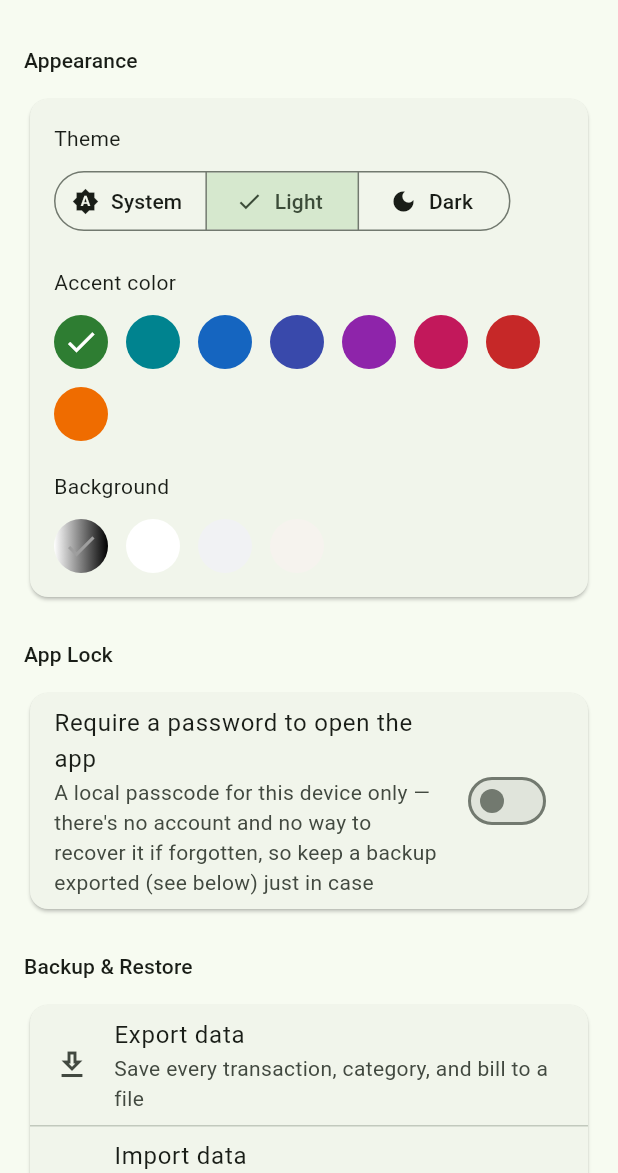
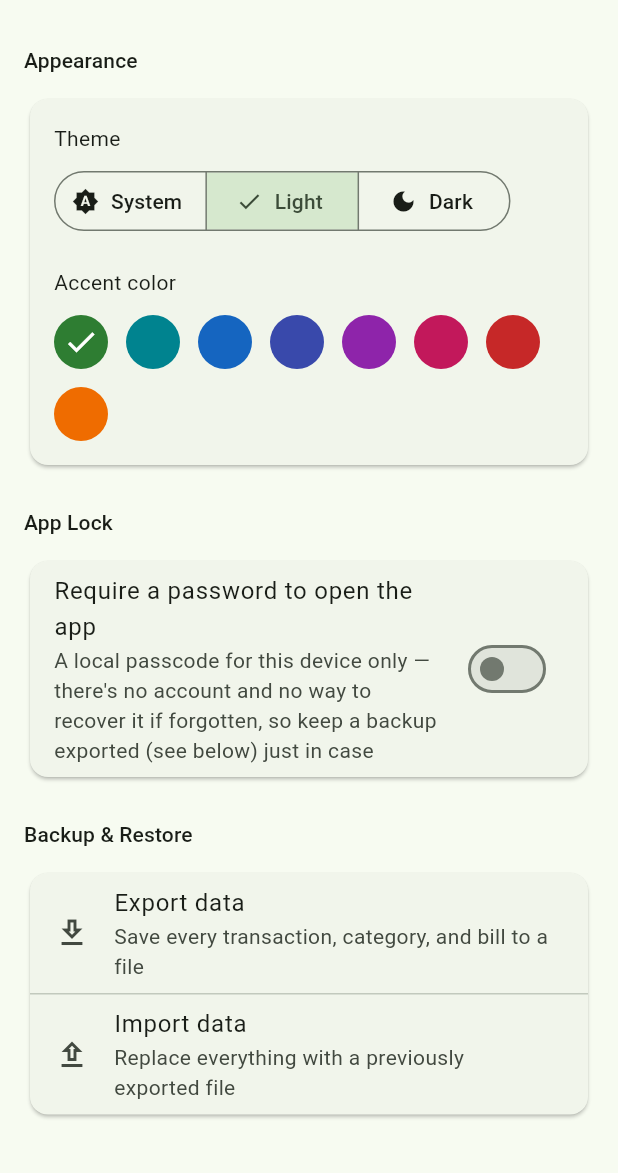
Before and after one commit to jaredkees04-png/Budgeting-app, a Flutter app: the SettingsScreen screen opened directly, after a tap on "Light", on a phone screen of 412 x 824 dp, the part 63-1236 px from its top. Run offline on Flutter 3.47's test engine with Material 3 defaults, Android fonts, the phone set to English and light mode, and no system bars; our stand-ins replace csv, drift, fl_chart, flutter_riverpod, table_calendar, web; missing offline and left inert: dart:js_interop; accounts and stored records are empty; generated files the repository leaves out were written again.

Commit message:
Revert customizable background colors, keep the PWA splash fix
The accent color picker already covers "customizable colors" for this
app; a separate background picker was extra scope beyond what was
actually wanted. Reverts the Background section, its schema column,
and theme_builder.dart, but keeps manifest.json's dark background_color/
theme_color from the same change, since that's what actually fixed the
white flash at launch.

Co-Authored-By: Claude Sonnet 5 <noreply@anthropic.com>
Claude-Session: https://claude.ai/code/session_011pFURCkY6Y7S3ZVno5ruSu

```diff
--- a/lib/app/app.dart
+++ b/lib/app/app.dart
@@ -1,7 +1,6 @@
 import 'package:flutter/material.dart';
 import 'package:flutter_riverpod/flutter_riverpod.dart';
 
-import '../core/utils/theme_builder.dart';
 import '../features/lock/app_lock_screen.dart';
 import 'home_shell.dart';
 import 'providers.dart';
@@ -13,20 +12,18 @@ class BudgetingApp extends ConsumerWidget {
   Widget build(BuildContext context, WidgetRef ref) {
     final accentColor = ref.watch(accentColorProvider);
     final themeMode = ref.watch(themeModeProvider);
-    final background = ref.watch(backgroundOptionProvider);
 
     return MaterialApp(
       title: 'Budget Tracker',
       themeMode: themeMode,
-      theme: buildAppTheme(
-        accentColor: accentColor,
-        brightness: Brightness.light,
-        background: background,
+      theme: ThemeData(
+        colorSchemeSeed: accentColor,
+        useMaterial3: true,
       ),
-      darkTheme: buildAppTheme(
-        accentColor: accentColor,
+      darkTheme: ThemeData(
+        colorSchemeSeed: accentColor,
         brightness: Brightness.dark,
-        background: background,
+        useMaterial3: true,
       ),
       home: const _AppGate(),
     );
--- a/lib/app/providers.dart
+++ b/lib/app/providers.dart
@@ -1,7 +1,6 @@
 import 'package:flutter/material.dart' show Color, ThemeMode;
 import 'package:flutter_riverpod/flutter_riverpod.dart';
 
-import '../core/constants/background_colors.dart';
 import '../core/constants/theme_colors.dart';
 import '../core/utils/date_period.dart';
 import '../data/database/app_database.dart';
@@ -91,14 +90,6 @@ final accentColorProvider = Provider<Color>((ref) {
   return value == null ? kThemeColorOptions.first.color : Color(value);
 });
 
-final backgroundOptionProvider = Provider<BackgroundOption>((ref) {
-  final index = ref.watch(appSettingsProvider).value?.backgroundOptionIndex;
-  if (index == null || index < 0 || index >= kBackgroundOptions.length) {
-    return kBackgroundOptions.first;
-  }
-  return kBackgroundOptions[index];
-});
-
 final isLockEnabledProvider = Provider<bool>((ref) {
   return ref.watch(appSettingsProvider).value?.isLockEnabled ?? false;
 });
--- a/lib/core/constants/background_colors.dart
+++ /dev/null
@@ -1,33 +0,0 @@
-import 'package:flutter/material.dart';
-
-/// A background choice pairs a light-mode and dark-mode shade together,
-/// unlike accent color (a single seed Material derives both from) —
-/// there's no sensible way to derive "the dark version of white."
-///
-/// [light] and [dark] are both null for "Default": Material's own
-/// accent-tinted surface colors, left completely alone. Every other
-/// option overrides them.
-class BackgroundOption {
-  final String name;
-  final Color? light;
-  final Color? dark;
-
-  const BackgroundOption({required this.name, this.light, this.dark});
-
-  bool get isDefault => light == null && dark == null;
-}
-
-const List<BackgroundOption> kBackgroundOptions = [
-  BackgroundOption(name: 'Default'),
-  BackgroundOption(name: 'Pure', light: Color(0xFFFFFFFF), dark: Color(0xFF000000)),
-  BackgroundOption(
-    name: 'Cool Gray',
-    light: Color(0xFFF1F2F4),
-    dark: Color(0xFF17181A),
-  ),
-  BackgroundOption(
-    name: 'Warm Gray',
-    light: Color(0xFFF6F3EE),
-    dark: Color(0xFF1E1B17),
-  ),
-];
--- a/lib/core/utils/theme_builder.dart
+++ /dev/null
@@ -1,66 +0,0 @@
-import 'package:flutter/material.dart';
-
-import '../constants/background_colors.dart';
-
-/// Builds the app's [ThemeData] for one brightness: [accentColor] always
-/// drives primary/secondary/tertiary via Material's seed algorithm, and
-/// [background] optionally overrides just the surface tones — the two
-/// are independent, since there's no way to derive "a custom background"
-/// from an accent seed the way light/dark variants of an accent are
-/// derived.
-ThemeData buildAppTheme({
-  required Color accentColor,
-  required Brightness brightness,
-  required BackgroundOption background,
-}) {
-  var colorScheme = ColorScheme.fromSeed(
-    seedColor: accentColor,
-    brightness: brightness,
-  );
-
-  final customSurface = brightness == Brightness.dark
-      ? background.dark
-      : background.light;
-  if (customSurface != null) {
-    colorScheme = _withCustomSurface(colorScheme, customSurface, brightness);
-  }
-
-  return ThemeData(
-    colorScheme: colorScheme,
-    useMaterial3: true,
-    scaffoldBackgroundColor: colorScheme.surface,
-  );
-}
-
-/// Derives a small set of consistent surface tones from a single chosen
-/// color, rather than hand-picking six shades per preset: in dark mode
-/// each higher "elevation" level gets a little lighter (Material's own
-/// convention — elevated surfaces catch more light); in light mode they
-/// get a little darker, since [surface] here can be a flat white/black
-/// with no built-in tonal palette to draw the rest from.
-ColorScheme _withCustomSurface(
-  ColorScheme base,
-  Color surface,
-  Brightness brightness,
-) {
-  final isDark = brightness == Brightness.dark;
-  final hsl = HSLColor.fromColor(surface);
-
-  Color shade(double delta) {
-    final lightness = (hsl.lightness + delta).clamp(0.0, 1.0);
-    return hsl.withLightness(lightness).toColor();
-  }
-
-  final step = isDark ? 0.035 : -0.025;
-
-  return base.copyWith(
-    surface: surface,
-    surfaceContainerLowest: shade(isDark ? -0.02 : 0.015),
-    surfaceContainerLow: shade(step),
-    surfaceContainer: shade(step * 2),
-    surfaceContainerHigh: shade(step * 3),
-    surfaceContainerHighest: shade(step * 4),
-    onSurface: isDark ? Colors.white : Colors.black87,
-    onSurfaceVariant: isDark ? Colors.white70 : Colors.black54,
-  );
-}
--- a/lib/data/database/tables/app_settings_table.dart
+++ b/lib/data/database/tables/app_settings_table.dart
@@ -28,12 +28,6 @@ class AppSettingsTable extends Table {
   TextColumn get lockPinHash => text().nullable()();
   TextColumn get lockPinSalt => text().nullable()();
 
-  /// Index into `kBackgroundOptions`. 0 is "Default" — Material's own
-  /// accent-tinted surface colors, unchanged from before this setting
-  /// existed — so a fresh install and anyone who never opens Settings
-  /// looks exactly as before.
-  IntColumn get backgroundOptionIndex => integer().withDefault(const Constant(0))();
-
   @override
   Set<Column> get primaryKey => {id};
 }
--- a/lib/features/settings/settings_screen.dart
+++ b/lib/features/settings/settings_screen.dart
@@ -3,7 +3,6 @@ import 'package:flutter_riverpod/flutter_riverpod.dart';
 import 'package:intl/intl.dart';
 
 import '../../app/providers.dart';
-import '../../core/constants/background_colors.dart';
 import '../../core/constants/theme_colors.dart';
 import '../../core/utils/backup_io/backup_io.dart';
 import '../lock/password_dialogs.dart';
@@ -126,10 +125,8 @@ class SettingsScreen extends ConsumerWidget {
   Widget build(BuildContext context, WidgetRef ref) {
     final themeMode = ref.watch(themeModeProvider);
     final accentColor = ref.watch(accentColorProvider);
-    final backgroundOption = ref.watch(backgroundOptionProvider);
     final isLockEnabled = ref.watch(isLockEnabledProvider);
     final settingsRepo = ref.read(settingsRepositoryProvider);
-    final isDark = Theme.of(context).brightness == Brightness.dark;
 
     return Scaffold(
       appBar: AppBar(title: const Text('Settings')),
@@ -190,59 +187,6 @@ class SettingsScreen extends ConsumerWidget {
                                 ? const Icon(Icons.check, color: Colors.white)
                                 : null,
                           ),
-                        ),
-                      );
-                    }).toList(),
-                  ),
-                  const SizedBox(height: 20),
-                  const Text('Background'),
-                  const SizedBox(height: 12),
-                  Wrap(
-                    spacing: 12,
-                    runSpacing: 12,
-                    children: kBackgroundOptions.asMap().entries.map((entry) {
-                      final index = entry.key;
-                      final option = entry.value;
-                      final selected = option.name == backgroundOption.name;
-                      final swatchColor = isDark ? option.dark : option.light;
-                      return GestureDetector(
-                        onTap: () => settingsRepo.updateBackgroundOption(index),
-                        child: Tooltip(
-                          message: option.name,
-                          child: option.isDefault
-                              ? ClipOval(
-                                  child: Container(
-                                    width: 36,
-                                    height: 36,
-                                    decoration: const BoxDecoration(
-                                      gradient: LinearGradient(
-                                        colors: [Colors.white, Colors.black],
-                                      ),
-                                    ),
-                                    child: selected
-                                        ? const Icon(
-                                            Icons.check,
-                                            color: Colors.grey,
-                                          )
-                                        : null,
-                                  ),
-                                )
-                              : CircleAvatar(
-                                  backgroundColor: swatchColor,
-                                  radius: 18,
-                                  child: selected
-                                      ? Icon(
-                                          Icons.check,
-                                          color:
-                                              ThemeData.estimateBrightnessForColor(
-                                                    swatchColor!,
-                                                  ) ==
-                                                  Brightness.dark
-                                              ? Colors.white
-                                              : Colors.black,
-                                        )
-                                      : null,
-                                ),
                         ),
                       );
                     }).toList(),
```
Also changed, not shown: lib/data/database/app_database.dart (+1 -12 lines), lib/data/repositories/settings_repository.dart (+0 -7 lines), lib/data/database/app_database.g.dart, 3 other files.
